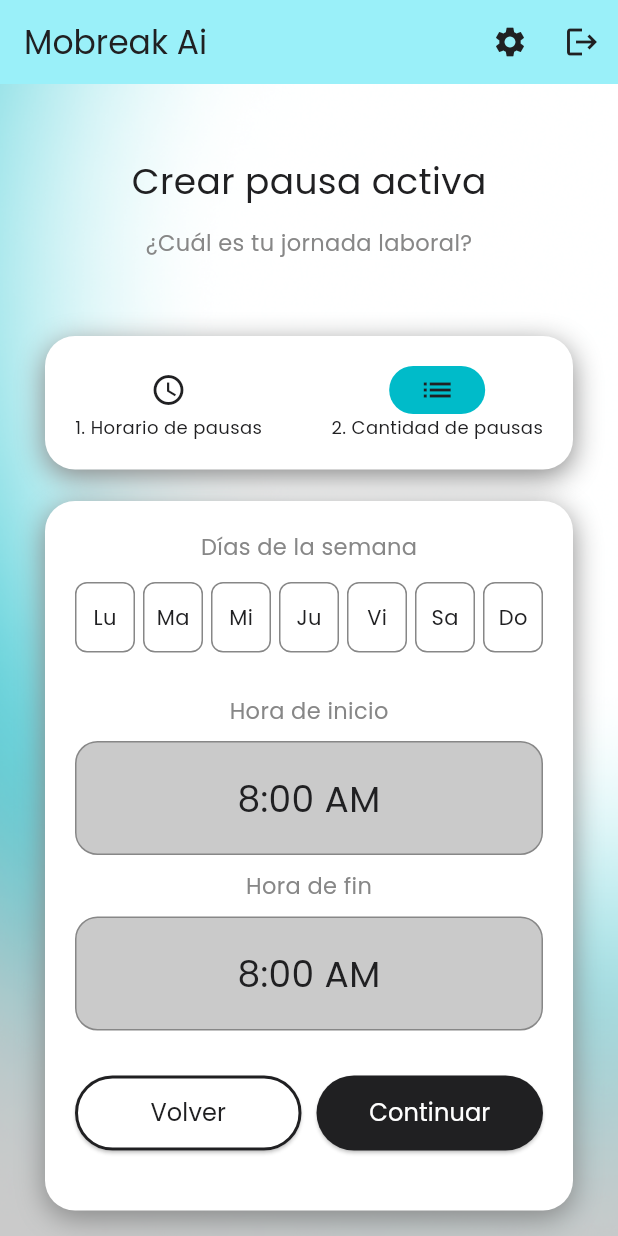
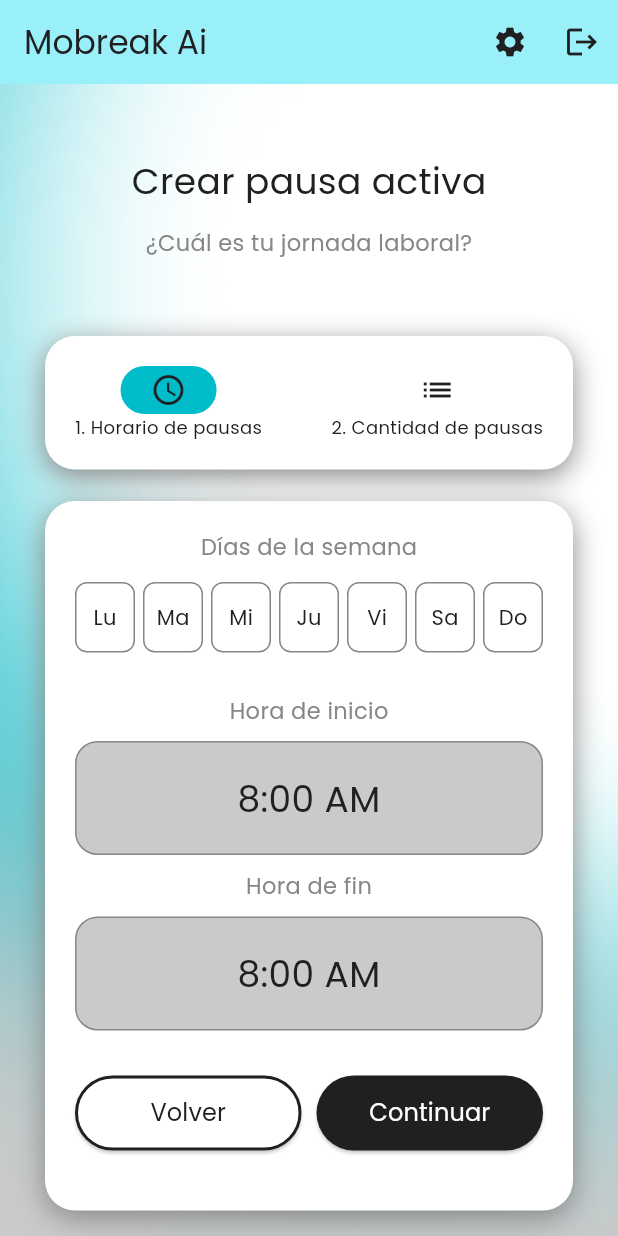
Before and after one commit to galindojhorman/mobreakai-mobil, a Flutter app: the screen it shows after launch, after a tap on "2. Cantidad de pausas", on a phone screen of 412 x 824 dp. Run offline on Flutter 3.47's test engine with Material 3 defaults, Android fonts, the phone set to English and light mode, and no system bars.

Commit message:
feat: 🎸 refactor ActiveBreaksConfigScreen options for improved selection handling and UI consistency

```diff
--- a/lib/screens/create_break.dart
+++ b/lib/screens/create_break.dart
@@ -12,7 +12,6 @@ class ActiveBreaksConfigScreen extends StatefulWidget {
 }
 
 class _ActiveBreaksConfigScreenState extends State<ActiveBreaksConfigScreen> {
-  int selectedIndex = 0; // Índice de la opción seleccionada
   Set<String> selectedDays = {}; // Set para almacenar los días seleccionados
   TimeOfDay startTime = TimeOfDay(hour: 8, minute: 0);
   TimeOfDay endTime = TimeOfDay(hour: 8, minute: 0);
@@ -81,8 +80,22 @@ class _ActiveBreaksConfigScreenState extends State<ActiveBreaksConfigScreen> {
                 child: Row(
                   mainAxisAlignment: MainAxisAlignment.spaceBetween,
                   children: [
-                    _buildOption(0, Icons.access_time, "1. Horario de pausas"),
-                    _buildOption(1, Icons.list, "2. Cantidad de pausas"),
+                    _buildOption(
+                      icon: Icons.access_time,
+                      text: "1. Horario de pausas",
+                      onTap: () {
+                        // Acción para el botón "Horario de pausas"
+                      },
+                      isSelected: true,
+                    ),
+                    _buildOption(
+                      icon: Icons.list,
+                      text: "2. Cantidad de pausas",
+                      onTap: () {
+                        // Acción para el botón "Cantidad de pausas"
+                      },
+                      isSelected: false,
+                    ),
                   ],
                 ),
               ),
@@ -107,10 +120,7 @@ class _ActiveBreaksConfigScreenState extends State<ActiveBreaksConfigScreen> {
                   children: [
                     const Text(
                       "Días de la semana",
-                      style: TextStyle(
-                        fontSize: 15,
-                        color: AppColors.alternate,
-                      ),
+                      style: TextStyle(fontSize: 15, color: AppColors.alternate),
                     ),
                     const SizedBox(height: 13),
                     Row(
@@ -128,10 +138,7 @@ class _ActiveBreaksConfigScreenState extends State<ActiveBreaksConfigScreen> {
                     const SizedBox(height: 28),
                     const Text(
                       "Hora de inicio",
-                      style: TextStyle(
-                        fontSize: 15,
-                        color: AppColors.alternate,
-                      ),
+                      style: TextStyle(fontSize: 15, color: AppColors.alternate),
                     ),
                     TimePickerContainer(
                       time: startTime,
@@ -139,10 +146,7 @@ class _ActiveBreaksConfigScreenState extends State<ActiveBreaksConfigScreen> {
                     ),
                     const Text(
                       "Hora de fin",
-                      style: TextStyle(
-                        fontSize: 15,
-                        color: AppColors.alternate,
-                      ),
+                      style: TextStyle(fontSize: 15, color: AppColors.alternate),
                     ),
                     TimePickerContainer(
                       time: endTime,
@@ -170,18 +174,15 @@ class _ActiveBreaksConfigScreenState extends State<ActiveBreaksConfigScreen> {
     );
   }
 
-  Widget _buildOption(int index, IconData icon, String text) {
-    bool isSelected = selectedIndex == index;
-
+  Widget _buildOption({
+    required IconData icon,
+    required String text,
+    required VoidCallback onTap,
+    required bool isSelected,
+  }) {
     return GestureDetector(
-      onTap: () {
-        setState(() {
-          selectedIndex = index;
-        });
-      },
-      child: Row(
-        children: [
-          Column(
+      onTap: onTap,
+      child: Column(
         children: [
           Container(
             width: 64,
@@ -194,8 +195,6 @@ class _ActiveBreaksConfigScreenState extends State<ActiveBreaksConfigScreen> {
             child: Center(child: Icon(icon, color: AppColors.main)),
           ),
           Text(text, style: TextStyle(fontSize: 12, color: AppColors.main)),
-            ],
-          ),
         ],
       ),
     );
```
Lines whose indentation alone changed are shown as unchanged.
